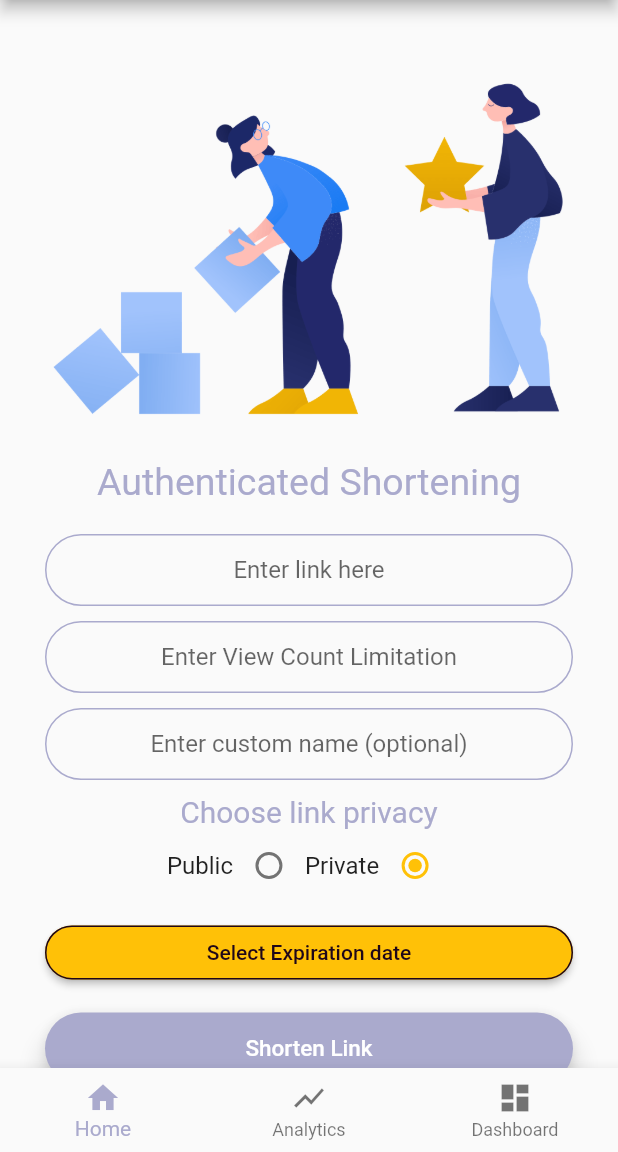
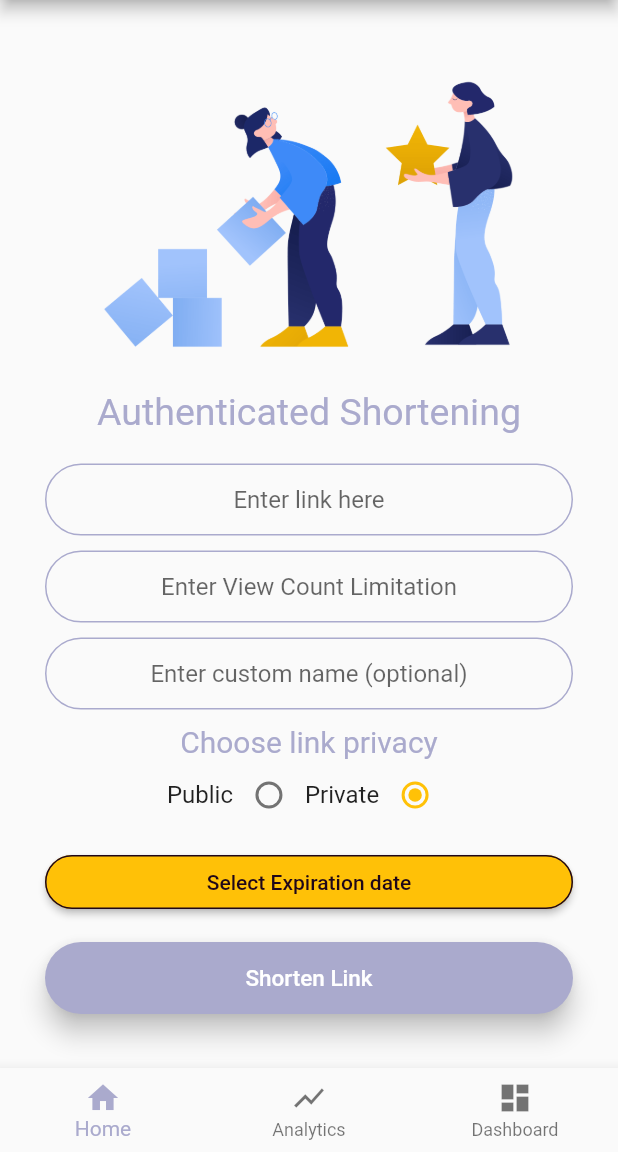
Before and after one commit to hygertai/kisa.co, a Flutter app: the AuthShortScreen screen opened by its route, on a phone screen of 412 x 824 dp, the part 84-1236 px from its top. Run offline on Flutter 3.47's test engine with Material 2 defaults, Android fonts, the phone set to English and light mode, and no system bars; our stand-ins replace modal_progress_hud; missing offline and left inert: flutter_beautiful_popup.

Commit message:
removed scrollability

```diff
--- a/kisa_co/lib/screens/authShort_screen.dart
+++ b/kisa_co/lib/screens/authShort_screen.dart
@@ -55,10 +55,8 @@ class _AuthShortScreenState extends State<AuthShortScreen> {
       appBar: AppBar(
         title: Text('KISA.co'),
       ),
-      body: ListView(
-        shrinkWrap: true,
-        children: <Widget>[
-          Container(
+      //TODO use ListView in case there is need for sth scrollable
+      body: Container(
         //color: Colors.black54,
         child: Padding(
           padding: const EdgeInsets.only(
@@ -71,6 +69,7 @@ class _AuthShortScreenState extends State<AuthShortScreen> {
             child: Column(
               mainAxisSize: MainAxisSize.min,
               crossAxisAlignment: CrossAxisAlignment.stretch,
+              mainAxisAlignment: MainAxisAlignment.center,
               children: <Widget>[
                 Flexible(
                   child: Container(
@@ -83,8 +82,7 @@ class _AuthShortScreenState extends State<AuthShortScreen> {
                 Text(
                   'Authenticated Shortening',
                   textAlign: TextAlign.center,
-                      style:
-                          TextStyle(fontSize: 25.0, color: kLightPurpleColor),
+                  style: TextStyle(fontSize: 25.0, color: kLightPurpleColor),
                 ),
                 SizedBox(
                   height: 20.0,
@@ -122,8 +120,7 @@ class _AuthShortScreenState extends State<AuthShortScreen> {
                 Text(
                   'Choose link privacy',
                   textAlign: TextAlign.center,
-                      style:
-                          TextStyle(fontSize: 20.0, color: kLightPurpleColor),
+                  style: TextStyle(fontSize: 20.0, color: kLightPurpleColor),
                 ),
                 Row(
                   mainAxisSize: MainAxisSize.min,
@@ -204,8 +201,6 @@ class _AuthShortScreenState extends State<AuthShortScreen> {
           ),
         ),
       ),
-        ],
-      ),
       bottomNavigationBar: BottomNavigationBar(
         currentIndex: 0,
         fixedColor: kLightPurpleColor,
```
Lines whose indentation alone changed are shown as unchanged.
